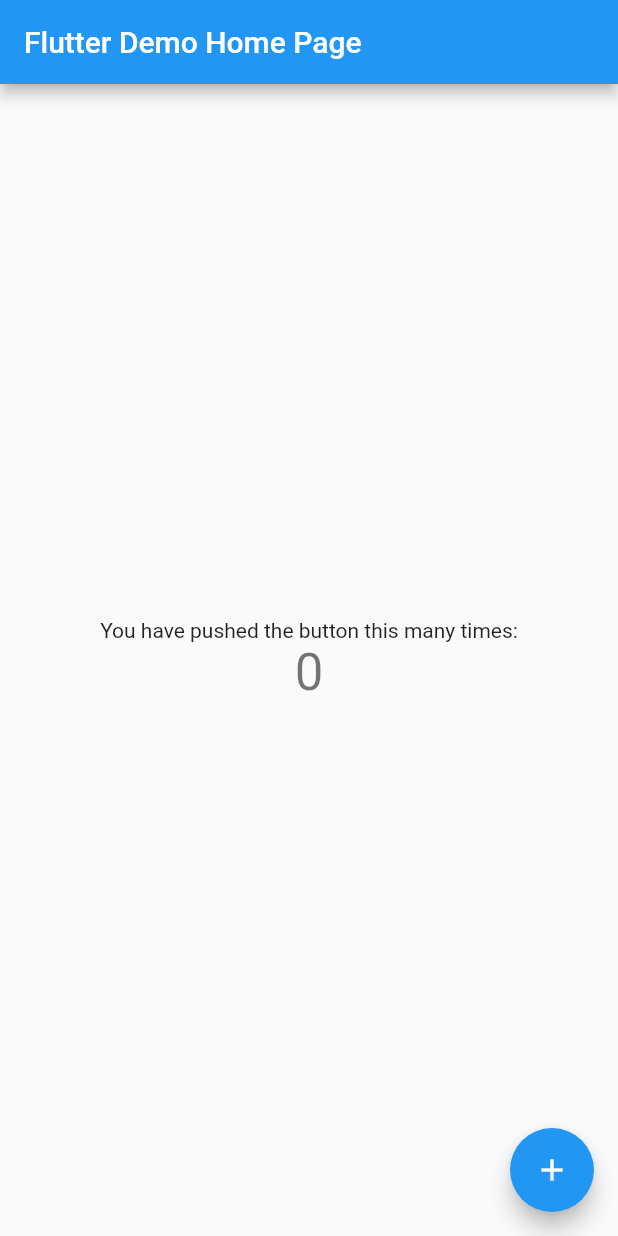
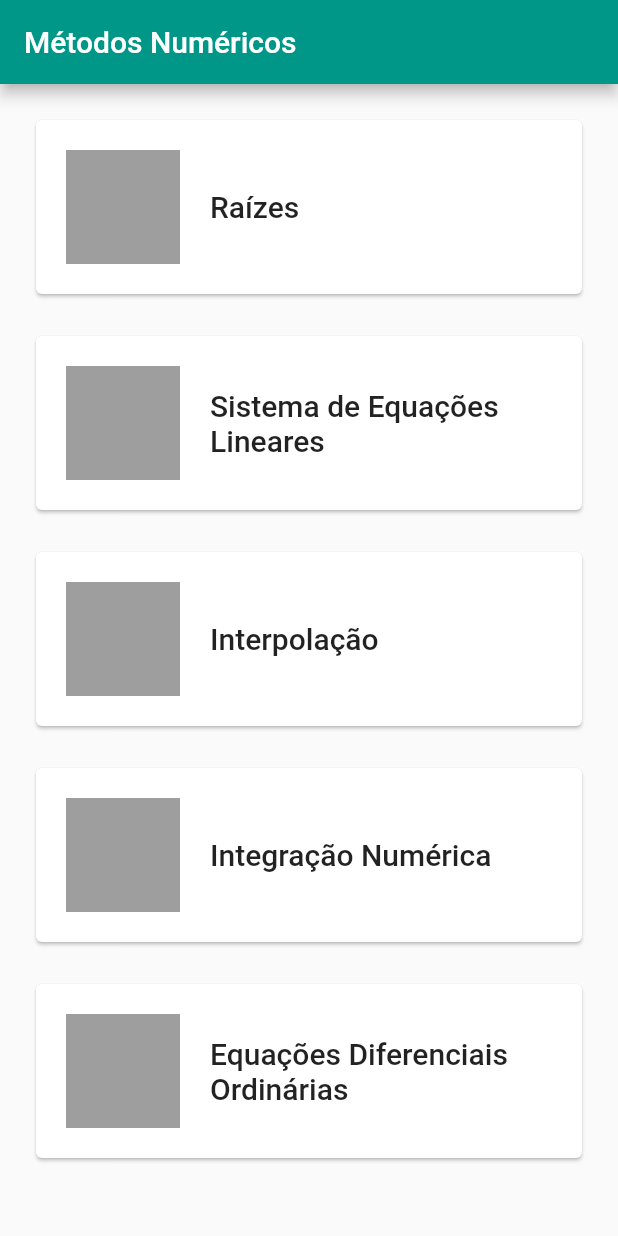
Before and after one commit to ailtonvivaz/numerical_methods, a Flutter app: the screen it shows after launch, on a phone screen of 412 x 824 dp. Run offline on Flutter 3.47's test engine with Material 2 defaults, Android fonts, the phone set to English and light mode, and no system bars.

```diff
--- a/lib/main.dart
+++ b/lib/main.dart
@@ -1,4 +1,5 @@
 import 'package:flutter/material.dart';
+import 'package:numerical_methods/page/home_page.dart';
 
 void main() => runApp(MyApp());
 
@@ -7,105 +8,18 @@ class MyApp extends StatelessWidget {
   @override
   Widget build(BuildContext context) {
     return MaterialApp(
-      title: 'Flutter Demo',
+      debugShowCheckedModeBanner: false,
+      title: 'Numerical Methods',
       theme: ThemeData(
-        // This is the theme of your application.
-        //
-        // Try running your application with "flutter run". You'll see the
-        // application has a blue toolbar. Then, without quitting the app, try
-        // changing the primarySwatch below to Colors.green and then invoke
-        // "hot reload" (press "r" in the console where you ran "flutter run",
-        // or simply save your changes to "hot reload" in a Flutter IDE).
-        // Notice that the counter didn't reset back to zero; the application
-        // is not restarted.
-        primarySwatch: Colors.blue,
+        // brightness: Brightness.dark,
+        // canvasColor: Colors.black,
+        primarySwatch: Colors.teal,
       ),
-      home: MyHomePage(title: 'Flutter Demo Home Page'),
+      darkTheme: ThemeData(
+        brightness: Brightness.dark,
+        canvasColor: Colors.black,
+      ),
+      home: HomePage(),
     );
   }
 }
-
-class MyHomePage extends StatefulWidget {
-  MyHomePage({Key key, this.title}) : super(key: key);
-
-  // This widget is the home page of your application. It is stateful, meaning
-  // that it has a State object (defined below) that contains fields that affect
-  // how it looks.
-
-  // This class is the configuration for the state. It holds the values (in this
-  // case the title) provided by the parent (in this case the App widget) and
-  // used by the build method of the State. Fields in a Widget subclass are
-  // always marked "final".
-
-  final String title;
-
-  @override
-  _MyHomePageState createState() => _MyHomePageState();
-}
-
-class _MyHomePageState extends State<MyHomePage> {
-  int _counter = 0;
-
-  void _incrementCounter() {
-    setState(() {
-      // This call to setState tells the Flutter framework that something has
-      // changed in this State, which causes it to rerun the build method below
-      // so that the display can reflect the updated values. If we changed
-      // _counter without calling setState(), then the build method would not be
-      // called again, and so nothing would appear to happen.
-      _counter++;
-    });
-  }
-
-  @override
-  Widget build(BuildContext context) {
-    // This method is rerun every time setState is called, for instance as done
-    // by the _incrementCounter method above.
-    //
-    // The Flutter framework has been optimized to make rerunning build methods
-    // fast, so that you can just rebuild anything that needs updating rather
-    // than having to individually change instances of widgets.
-    return Scaffold(
-      appBar: AppBar(
-        // Here we take the value from the MyHomePage object that was created by
-        // the App.build method, and use it to set our appbar title.
-        title: Text(widget.title),
-      ),
-      body: Center(
-        // Center is a layout widget. It takes a single child and positions it
-        // in the middle of the parent.
-        child: Column(
-          // Column is also a layout widget. It takes a list of children and
-          // arranges them vertically. By default, it sizes itself to fit its
-          // children horizontally, and tries to be as tall as its parent.
-          //
-          // Invoke "debug painting" (press "p" in the console, choose the
-          // "Toggle Debug Paint" action from the Flutter Inspector in Android
-          // Studio, or the "Toggle Debug Paint" command in Visual Studio Code)
-          // to see the wireframe for each widget.
-          //
-          // Column has various properties to control how it sizes itself and
-          // how it positions its children. Here we use mainAxisAlignment to
-          // center the children vertically; the main axis here is the vertical
-          // axis because Columns are vertical (the cross axis would be
-          // horizontal).
-          mainAxisAlignment: MainAxisAlignment.center,
-          children: <Widget>[
-            Text(
-              'You have pushed the button this many times:',
-            ),
-            Text(
-              '$_counter',
-              style: Theme.of(context).textTheme.display1,
-            ),
-          ],
-        ),
-      ),
-      floatingActionButton: FloatingActionButton(
-        onPressed: _incrementCounter,
-        tooltip: 'Increment',
-        child: Icon(Icons.add),
-      ), // This trailing comma makes auto-formatting nicer for build methods.
-    );
-  }
-}
--- /dev/null
+++ b/lib/model/method.dart
@@ -0,0 +1,5 @@
+class Method {
+  String name;
+
+  Method({this.name});
+}
--- /dev/null
+++ b/lib/model/subject.dart
@@ -0,0 +1,8 @@
+import 'package:numerical_methods/model/method.dart';
+
+class Subject {
+  String name;
+  List<Method> methods;
+
+  Subject({this.name, this.methods});
+}
--- /dev/null
+++ b/lib/page/home_page.dart
@@ -0,0 +1,104 @@
+import 'package:flutter/material.dart';
+import 'package:numerical_methods/model/method.dart';
+import 'package:numerical_methods/model/subject.dart';
+import 'package:numerical_methods/page/subject_page.dart';
+import 'package:numerical_methods/tablet_detector.dart';
+
+class HomePage extends StatefulWidget {
+  @override
+  _HomePageState createState() => _HomePageState();
+}
+
+class _HomePageState extends State<HomePage> {
+  List<Subject> _subjects = [
+    Subject(name: 'Raízes', methods: [
+      Method(name: 'Bisseção'),
+      Method(name: 'Newton'),
+      Method(name: 'Secantes'),
+    ]),
+    Subject(name: 'Sistema de Equações Lineares', methods: [
+      Method(name: 'Eliminação de Gauss'),
+      Method(name: 'Decomposição LU'),
+      Method(name: 'Jacobi-Richardson'),
+      Method(name: 'Gauss-Seidel'),
+    ]),
+    Subject(name: 'Interpolação', methods: [
+      Method(name: 'Lagrange'),
+      Method(name: 'Newton'),
+    ]),
+    Subject(name: 'Integração Numérica', methods: [
+      Method(name: 'Trapézio'),
+      Method(name: '1/3 de Simpson'),
+      Method(name: '3/8 de Simpson'),
+    ]),
+    Subject(name: 'Equações Diferenciais Ordinárias', methods: [
+      Method(name: 'Runge-Kutta 4ª Ordem'),
+    ]),
+  ];
+
+  @override
+  Widget build(BuildContext context) {
+    return Scaffold(
+      appBar: AppBar(
+        title: Text("Métodos Numéricos"),
+      ),
+      body: SafeArea(
+        bottom: false,
+        child: _buildBody(),
+      ),
+    );
+  }
+
+  _buildBody() {
+    bool isTablet = TabletDetector.isTablet(MediaQuery.of(context));
+    var isLarge = MediaQuery.of(context).size.width > 600;
+    var hasDetailPage =
+        MediaQuery.of(context).orientation == Orientation.landscape;
+
+    return GridView.count(
+      crossAxisSpacing: 20,
+      mainAxisSpacing: 20,
+      childAspectRatio: 3,
+      padding: EdgeInsets.all(20),
+      crossAxisCount: isTablet ? (isLarge ? 3 : 2) : (isLarge ? 2 : 1),
+      children: List.generate(_subjects.length, (index) {
+        Subject subject = _subjects[index];
+        return GestureDetector(
+          onTap: () => _onClickSubject(subject),
+          child: Card(
+            child: Padding(
+              padding: const EdgeInsets.all(20 - .0),
+              child: Row(
+                children: <Widget>[
+                  AspectRatio(
+                    aspectRatio: 1,
+                    child: Container(
+                      color: Colors.grey,
+                    ),
+                  ),
+                  SizedBox(width: 20),
+                  Flexible(
+                    child: Text(
+                      subject.name,
+                      style: Theme.of(context).textTheme.title,
+                      overflow: TextOverflow.ellipsis,
+                      maxLines: 2,
+                    ),
+                  ),
+                ],
+              ),
+            ),
+          ),
+        );
+      }),
+    );
+  }
+
+  _onClickSubject(Subject subject) {
+    print(subject.name);
+    Navigator.push(
+      context,
+      MaterialPageRoute(builder: (context) => SubjectPage(subject)),
+    );
+  }
+}
--- /dev/null
+++ b/lib/tablet_detector.dart
@@ -0,0 +1,70 @@
+import 'package:flutter/widgets.dart';
+import 'dart:math';
+
+class TabletDetector {
+  // iPhone 6S
+  // |_ [portrait]
+  //    |_ size: 375.0x667.0, pixelRatio: 2.0, pixels: 750.0x1334.0
+  //       |_ diagonal: 765.1888655750291
+  // |_ [horizontal]
+  //    |_ size: 667.0x375.0, pixelRatio: 2.0, pixels: 1334.0x750.0
+  //       |_ diagonal: 765.1888655750291
+
+  // iPhone X
+  // |_ [portrait]
+  //    |_ size: 375.0x812.0, pixelRatio: 3.0, pixels: 1125.0x2436.0
+  //       |_ diagonal: 894.4098613052072
+  // |_ [horizontal]
+  //    |_ size: 812.0x375.0, pixelRatio: 3.0, pixels: 2436.0x1125.0
+  //       |_ diagonal: 894.4098613052072
+
+  // iPhone XS Max
+  // |_ [portrait]
+  //    |_ size: 414.0x896.0, pixelRatio: 3.0, pixels: 1242.0x2688.0
+  //       |_ diagonal: 987.0217829409845
+  // |_ [horizontal]
+  //    |_ size: 896.0x414.0, pixelRatio: 3.0, pixels: 2688.0x1242.0
+  //       |_ diagonal: 987.0217829409845
+
+  // iPad Pro (9.7-inch)
+  // |_ [portrait]
+  //    |_ size: 768.0x1024.0, pixelRatio: 2.0, pixels: 1536.0x2048.0
+  //       |_ diagonal: 1280.0
+  // |_ [horizontal]
+  //    |_ size: 1024.0x768.0, pixelRatio: 2.0, pixels: 2048.0x1536.0
+  //       |_ diagonal: 1280.0
+
+  // iPad Pro (10.5-inch)
+  // |_ [portrait]
+  //    |_ size: 834.0x1112.0, pixelRatio: 2.0, pixels: 1668.0x2224.0
+  //       |_ diagonal: 1390.0
+  // |_ [horizontal]
+  //    |_ size: 1112.0x834.0, pixelRatio: 2.0, pixels: 2224.0x1668.0
+  //       |_ diagonal: 1390.0
+
+  // iPad Pro (12.9-inch)
+  // |_ [portrait]
+  //    |_ size: 1024.0x1366.0, pixelRatio: 2.0, pixels: 2048.0x2732.0
+  //       |_ diagonal: 1707.2000468603555
+  // |_ [horizontal]
+  //    |_ size: 1366.0x1024.0, pixelRatio: 2.0, pixels: 2732.0x2048.0
+  //       |_ diagonal: 1707.2000468603555
+
+  static bool isTablet(MediaQueryData query) {
+    var size = query.size;
+    var diagonal =
+        sqrt((size.width * size.width) + (size.height * size.height));
+
+    /*
+    print(
+      'size: ${size.width}x${size.height}\n'
+      'pixelRatio: ${query.devicePixelRatio}\n'
+      'pixels: ${size.width * query.devicePixelRatio}x${size.height * query.devicePixelRatio}\n'
+      'diagonal: $diagonal'
+    );
+    */
+
+    var isTablet = diagonal > 1100.0;
+    return isTablet;
+  }
+}
```
Also changed, not shown: lib/model/menu_item.dart (added, +7 -0 lines), lib/page/method_page.dart (added, +25 -0 lines), lib/page/subject_page.dart (added, +50 -0 lines), 3 other files.
